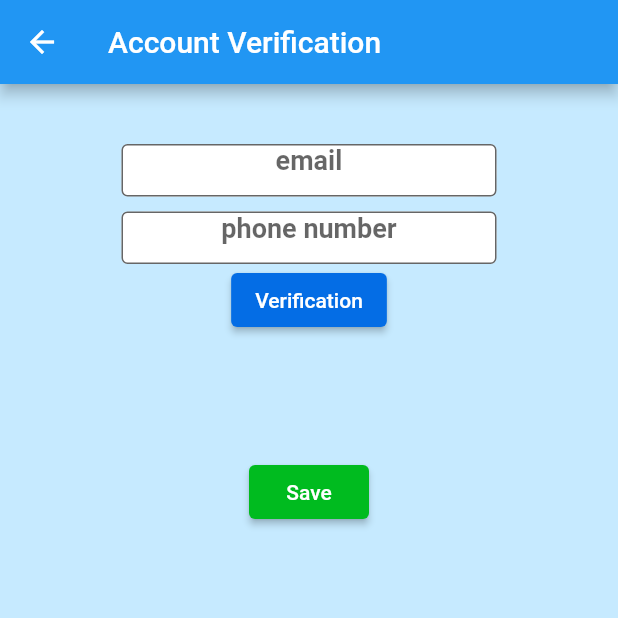
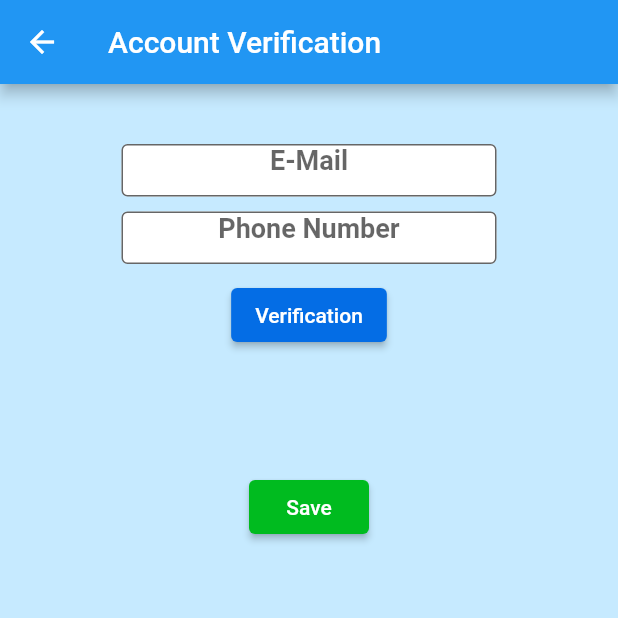
Before and after one commit to Armetal/KaptenKos, a Flutter app: the AccVerif screen opened directly, on a phone screen of 412 x 824 dp, the top half of it. Run offline on Flutter 3.47's test engine with Material 2 defaults, Android fonts, the phone set to English and light mode, and no system bars; our stand-ins replace cloud_firestore, firebase_auth, firebase_core, google_maps_flutter, image_picker, location; accounts and stored records are empty.

Commit message:
edit acc_verif

```diff
--- a/lib/account_verification.dart
+++ b/lib/account_verification.dart
@@ -36,7 +36,7 @@ class _AccVerif extends State<AccVerif> {
                           borderSide: BorderSide(color: Colors.white)),
                       filled: true,
                       fillColor: Colors.white,
-                      hintText: 'email',
+                      hintText: 'E-Mail',
                       border: OutlineInputBorder(
                           borderSide: BorderSide(color: Colors.white))),
                   style: TextStyle(fontSize: 18, fontWeight: FontWeight.bold),
@@ -61,12 +61,15 @@ class _AccVerif extends State<AccVerif> {
                           borderSide: BorderSide(color: Colors.white)),
                       filled: true,
                       fillColor: Colors.white,
-                      hintText: 'phone number',
+                      hintText: 'Phone Number',
                       border: OutlineInputBorder(
                           borderSide: BorderSide(color: Colors.white))),
                   style: TextStyle(fontSize: 18, fontWeight: FontWeight.bold),
                 ),
               ),
+            ),
+            SizedBox(
+              height: 10,
             ),
             SizedBox(
               child: ElevatedButton(
```
